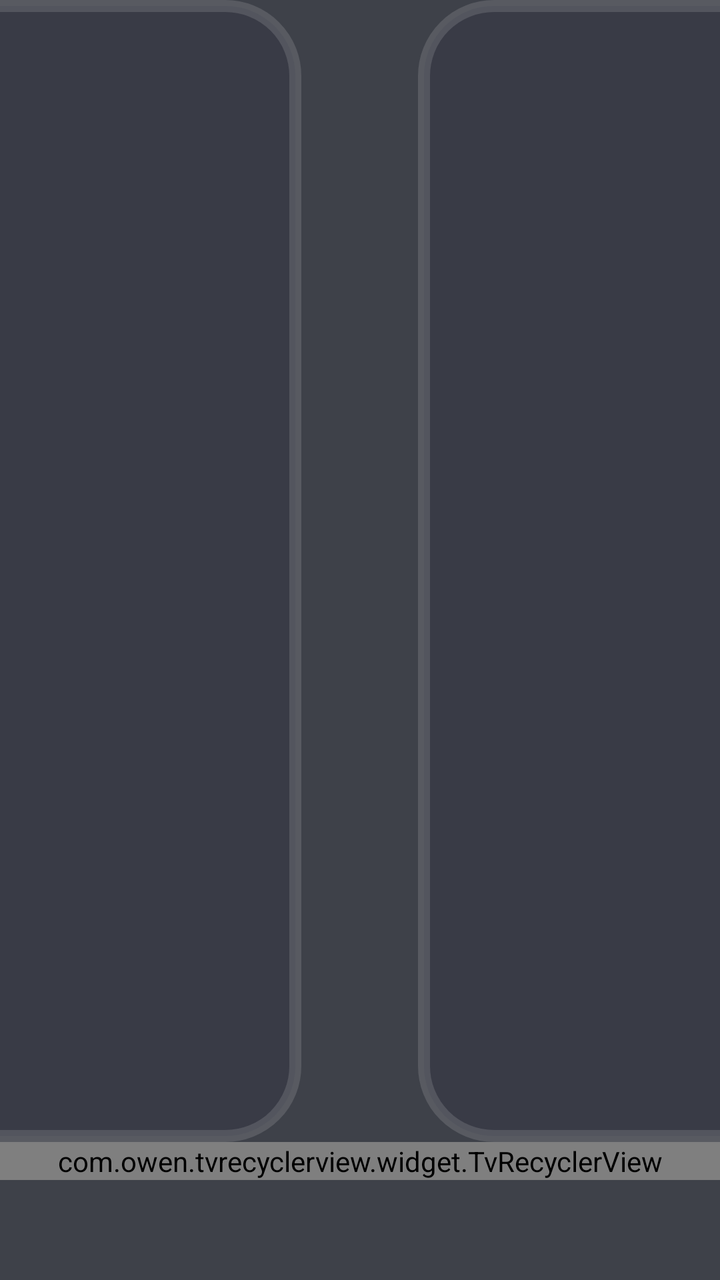
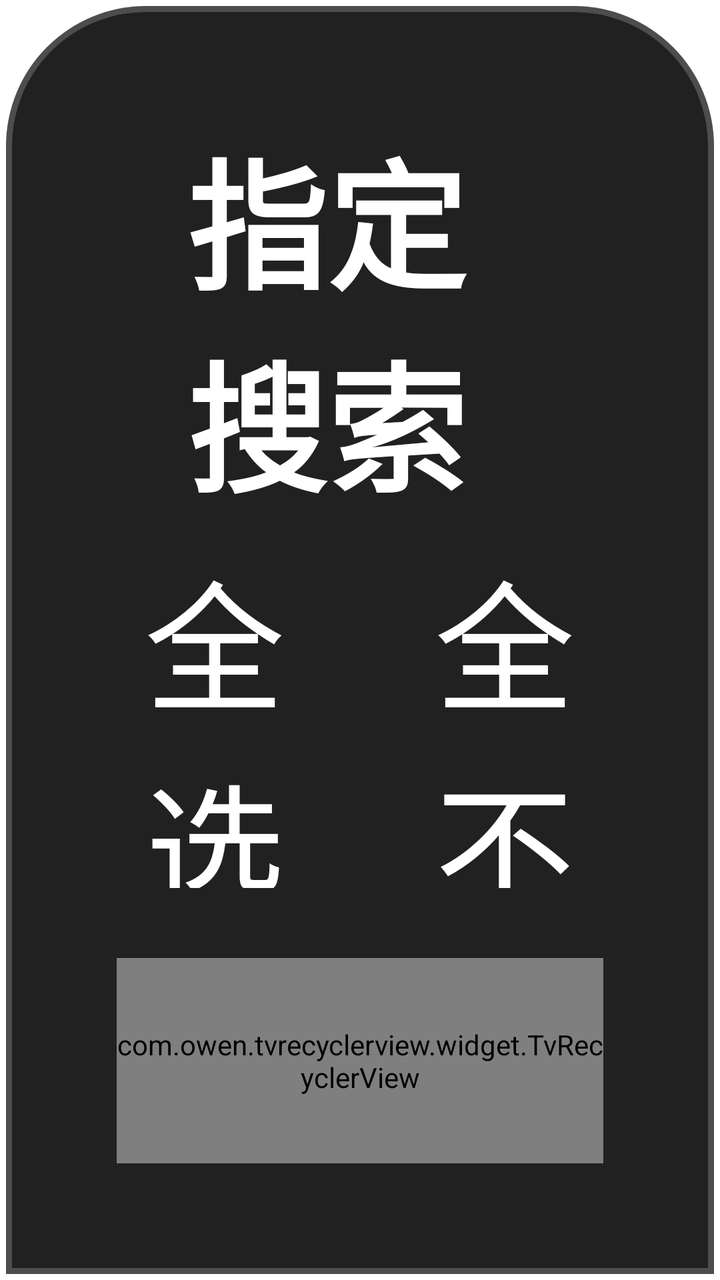

Before-and-after screenshots of an Android layout around one commit, followed by the original layout XML and the change that was made.
<!-- AndroidManifest.xml: application theme AppTheme.NoActionBar -->
<!-- res/layout/dialog_checkbox_search.xml -->
<?xml version="1.0" encoding="utf-8"?>
<FrameLayout xmlns:android="http://schemas.android.com/apk/res/android"
    xmlns:app="http://schemas.android.com/apk/res-auto"
    xmlns:tools="http://schemas.android.com/tools"
    android:layout_width="match_parent"
    android:layout_height="match_parent">
    <LinearLayout
        android:id="@+id/root"
        android:layout_width="@dimen/vs_420"
        android:layout_height="match_parent"
        android:layout_gravity="center"
        android:background="@drawable/shape_dialog_pg_search_checkbox"
        android:orientation="vertical">


        <LinearLayout
            android:orientation="horizontal"
            android:weightSum="2"
            android:layout_width="match_parent"
            android:layout_height="wrap_content">
            <TextView
                android:id="@+id/checkAll"
                android:layout_width="0dp"
                android:layout_height="wrap_content"
                android:layout_weight="1"
                android:layout_gravity="center"
                android:gravity="center"
                android:background="@drawable/button_danmu_setting"
                android:clickable="true"
                android:focusable="true"
                android:padding="@dimen/vs_30"
                android:textColor="@color/dialog_text_primary"
                android:textSize="@dimen/ts_26"
                android:text="全选" />

            <TextView
                android:id="@+id/clearAll"
                android:layout_width="0dp"
                android:layout_height="wrap_content"
                android:layout_marginLeft="@dimen/vs_10"
                android:layout_weight="1"
                android:layout_gravity="center"
                android:gravity="center"
                android:background="@drawable/button_danmu_setting"
                android:clickable="true"
                android:focusable="true"
                android:padding="@dimen/vs_30"
                android:text="全不选"
                android:textColor="@color/dialog_text_primary"
                android:textSize="@dimen/ts_26" />
        </LinearLayout>

        <com.owen.tvrecyclerview.widget.TvRecyclerView
            android:id="@+id/mGridView"
            android:layout_width="match_parent"
            android:layout_height="wrap_content"
            android:orientation="vertical"/>

    </LinearLayout>

</FrameLayout>
<!-- resources referenced by this layout -->
<resources>
  <color name="dialog_text_primary">#FFFFFFFF</color>
  <dimen name="ts_26">26mm</dimen>
  <dimen name="vs_10">10mm</dimen>
  <dimen name="vs_30">30mm</dimen>
  <dimen name="vs_420">420mm</dimen>
  <!-- drawable button_danmu_setting (drawable) -->
  <?xml version="1.0" encoding="utf-8"?>
  <selector xmlns:android="http://schemas.android.com/apk/res/android">
      <item android:state_focused="true">
          <shape>
              <corners android:radius="@dimen/vs_6" />
              <solid android:color="@color/dialog_control_bg_focused" />
              <stroke
                  android:width="@dimen/vs_1"
                  android:color="@color/dialog_control_stroke_focused" />
          </shape>
      </item>
      <item>
          <shape>
              <corners android:radius="@dimen/vs_6" />
              <solid android:color="@color/dialog_control_bg" />
              <stroke
                  android:width="@dimen/vs_1"
                  android:color="@color/dialog_control_stroke" />
          </shape>
      </item>
  </selector>
  <!-- drawable shape_dialog_pg_search_checkbox (drawable) -->
  <?xml version="1.0" encoding="utf-8"?>
  <shape xmlns:android="http://schemas.android.com/apk/res/android">
      <corners android:radius="@dimen/vs_5" />
      <solid android:color="@color/dialog_panel_bg" />
  </shape>
  <style name="AppTheme.NoActionBar" parent="AppTheme">
          <item name="android:windowActionBar">false</item>
          <item name="android:windowNoTitle">true</item>
          <item name="windowActionBar">false</item>
          <item name="android:windowFullscreen">true</item>//全屏即无通知栏
          <item name="android:windowContentOverlay">@null</item>//是否有遮盖
          <item name="windowNoTitle">true</item>
          <item name="android:keepScreenOn">true</item>
          
          <item name="android:windowBackground">@android:color/transparent</item>
      </style>
  <dimen name="vs_6">6mm</dimen>
  <color name="dialog_control_bg_focused">#CC1890FF</color>
  <dimen name="vs_1">1mm</dimen>
  <color name="dialog_control_stroke_focused">#CC02F8E1</color>
  <color name="dialog_control_bg">#80353744</color>
  <color name="dialog_control_stroke">#22FFFFFF</color>
  <dimen name="vs_5">5mm</dimen>
  <color name="dialog_panel_bg">#D91D202A</color>
  <style name="AppTheme" parent="Theme.AppCompat.Light.DarkActionBar">
          
          <item name="colorPrimary">@color/color_6200EE</item>
          <item name="colorPrimaryDark">@color/color_3700B3</item>
          <item name="colorAccent">@color/color_03DAC5</item>
      </style>
  <color name="color_6200EE">#6200EE</color>
  <color name="color_3700B3">#3700B3</color>
  <color name="color_03DAC5">#03DAC5</color>
</resources>

<!-- the commit's change to res/layout/dialog_checkbox_search.xml (unified diff, before → after) -->
@@ -4,57 +4,75 @@
     xmlns:tools="http://schemas.android.com/tools"
     android:layout_width="match_parent"
     android:layout_height="match_parent">
+
     <LinearLayout
         android:id="@+id/root"
-        android:layout_width="@dimen/vs_420"
+        android:layout_width="match_parent"
         android:layout_height="match_parent"
-        android:layout_gravity="center"
-        android:background="@drawable/shape_dialog_pg_search_checkbox"
-        android:orientation="vertical">
+        android:background="@drawable/shape_bottom_sheet_bg"
+        android:orientation="vertical"
+        android:padding="@dimen/vs_10">
 
+        
+        <LinearLayout
+            android:id="@+id/sheetTitleBar"
+            android:layout_width="match_parent"
+            android:layout_height="@dimen/vs_36"
+            android:gravity="center_vertical"
+            android:orientation="horizontal"
+            android:paddingLeft="@dimen/vs_6"
+            android:paddingRight="@dimen/vs_6">
+
+            <TextView
+                android:layout_width="wrap_content"
+                android:layout_height="wrap_content"
+                android:text="指定搜索源"
+                android:textColor="@color/dialog_text_primary"
+                android:textSize="@dimen/ts_16"
+                android:textStyle="bold" />
+        </LinearLayout>
 
         <LinearLayout
             android:orientation="horizontal"
             android:weightSum="2"
             android:layout_width="match_parent"
             android:layout_height="wrap_content">
+
             <TextView
                 android:id="@+id/checkAll"
                 android:layout_width="0dp"
-                android:layout_height="wrap_content"
+                android:layout_height="@dimen/vs_30"
                 android:layout_weight="1"
                 android:layout_gravity="center"
                 android:gravity="center"
-                android:background="@drawable/button_danmu_setting"
                 android:clickable="true"
                 android:focusable="true"
-                android:padding="@dimen/vs_30"
                 android:textColor="@color/dialog_text_primary"
-                android:textSize="@dimen/ts_26"
+                android:textSize="@dimen/ts_14"
                 android:text="全选" />
 
             <TextView
                 android:id="@+id/clearAll"
                 android:layout_width="0dp"
-                android:layout_height="wrap_content"
-                android:layout_marginLeft="@dimen/vs_10"
+                android:layout_height="@dimen/vs_30"
+                android:layout_marginLeft="@dimen/vs_8"
                 android:layout_weight="1"
                 android:layout_gravity="center"
                 android:gravity="center"
-                android:background="@drawable/button_danmu_setting"
                 android:clickable="true"
                 android:focusable="true"
-                android:padding="@dimen/vs_30"
                 android:text="全不选"
                 android:textColor="@color/dialog_text_primary"
-                android:textSize="@dimen/ts_26" />
+                android:textSize="@dimen/ts_14" />
         </LinearLayout>
 
         <com.owen.tvrecyclerview.widget.TvRecyclerView
             android:id="@+id/mGridView"
             android:layout_width="match_parent"
-            android:layout_height="wrap_content"
-            android:orientation="vertical"/>
+            android:layout_height="0dp"
+            android:layout_marginTop="@dimen/vs_6"
+            android:layout_weight="1"
+            android:orientation="vertical" />
 
     </LinearLayout>
 
<!-- resource entries referenced after the edit -->
@@ -1,57 +1,43 @@
 <!-- resources referenced by this layout -->
 <resources>
   <color name="dialog_text_primary">#FFFFFFFF</color>
-  <dimen name="ts_26">26mm</dimen>
+  <dimen name="ts_14">12mm</dimen>
+  <dimen name="ts_16">12mm</dimen>
   <dimen name="vs_10">10mm</dimen>
   <dimen name="vs_30">30mm</dimen>
-  <dimen name="vs_420">420mm</dimen>
-  <!-- drawable button_danmu_setting (drawable) -->
-  <?xml version="1.0" encoding="utf-8"?>
-  <selector xmlns:android="http://schemas.android.com/apk/res/android">
-      <item android:state_focused="true">
-          <shape>
-              <corners android:radius="@dimen/vs_6" />
-              <solid android:color="@color/dialog_control_bg_focused" />
-              <stroke
-                  android:width="@dimen/vs_1"
-                  android:color="@color/dialog_control_stroke_focused" />
-          </shape>
-      </item>
-      <item>
-          <shape>
-              <corners android:radius="@dimen/vs_6" />
-              <solid android:color="@color/dialog_control_bg" />
-              <stroke
-                  android:width="@dimen/vs_1"
-                  android:color="@color/dialog_control_stroke" />
-          </shape>
-      </item>
-  </selector>
-  <!-- drawable shape_dialog_pg_search_checkbox (drawable) -->
-  <?xml version="1.0" encoding="utf-8"?>
-  <shape xmlns:android="http://schemas.android.com/apk/res/android">
-      <corners android:radius="@dimen/vs_5" />
-      <solid android:color="@color/dialog_panel_bg" />
-  </shape>
+  <dimen name="vs_36">36mm</dimen>
   <style name="AppTheme.NoActionBar" parent="AppTheme">
           <item name="android:windowActionBar">false</item>
           <item name="android:windowNoTitle">true</item>
           <item name="windowActionBar">false</item>
-          <item name="android:windowFullscreen">true</item>//全屏即无通知栏
+          <item name="android:windowFullscreen">false</item>//手机版：默认保留状态栏，全屏页面运行时再隐藏
           <item name="android:windowContentOverlay">@null</item>//是否有遮盖
           <item name="windowNoTitle">true</item>
-          <item name="android:keepScreenOn">true</item>
+          
           
           <item name="android:windowBackground">@android:color/transparent</item>
+          
+          <item name="android:statusBarColor">@android:color/transparent</item>
+          <item name="android:windowDrawsSystemBarBackgrounds">true</item>
       </style>
+  <dimen name="vs_12">12mm</dimen>
   <dimen name="vs_6">6mm</dimen>
-  <color name="dialog_control_bg_focused">#CC1890FF</color>
+  <dimen name="vs_8">8mm</dimen>
+  <!-- drawable shape_bottom_sheet_bg (drawable) -->
+  <?xml version="1.0" encoding="utf-8"?>
+  <shape xmlns:android="http://schemas.android.com/apk/res/android"
+      android:shape="rectangle">
+      <corners
+          android:topLeftRadius="@dimen/vs_12"
+          android:topRightRadius="@dimen/vs_12" />
+      <solid android:color="@color/dialog_panel_bg" />
+      <stroke
+          android:width="@dimen/vs_1"
+          android:color="@color/dialog_panel_stroke" />
+  </shape>
   <dimen name="vs_1">1mm</dimen>
-  <color name="dialog_control_stroke_focused">#CC02F8E1</color>
-  <color name="dialog_control_bg">#80353744</color>
-  <color name="dialog_control_stroke">#22FFFFFF</color>
-  <dimen name="vs_5">5mm</dimen>
-  <color name="dialog_panel_bg">#D91D202A</color>
+  <color name="dialog_panel_stroke">#33FFFFFF</color>
+  <color name="dialog_panel_bg">#F2161616</color>
   <style name="AppTheme" parent="Theme.AppCompat.Light.DarkActionBar">
           
           <item name="colorPrimary">@color/color_6200EE</item>
